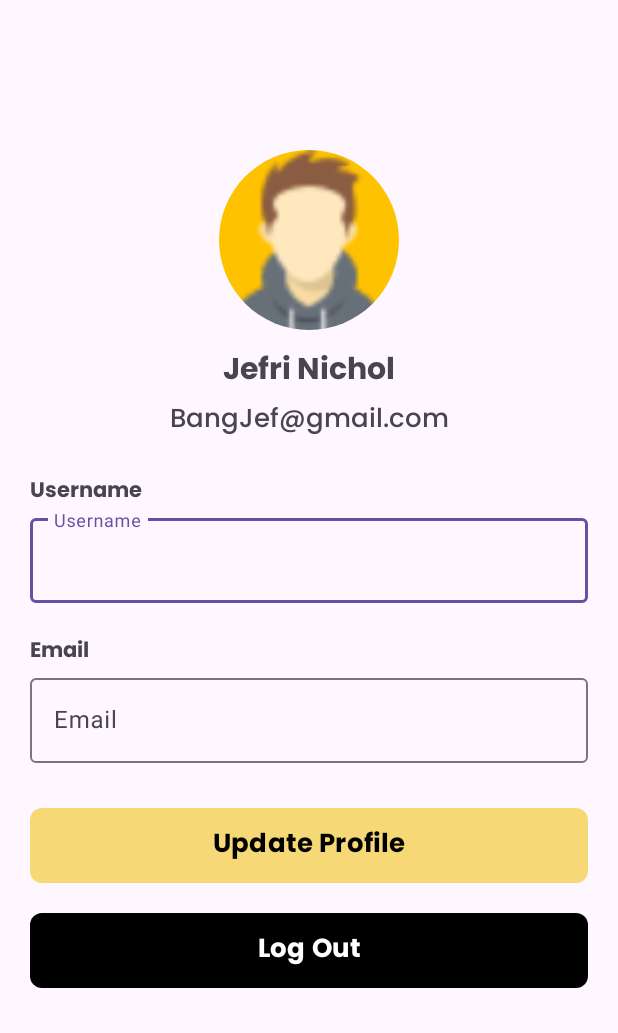
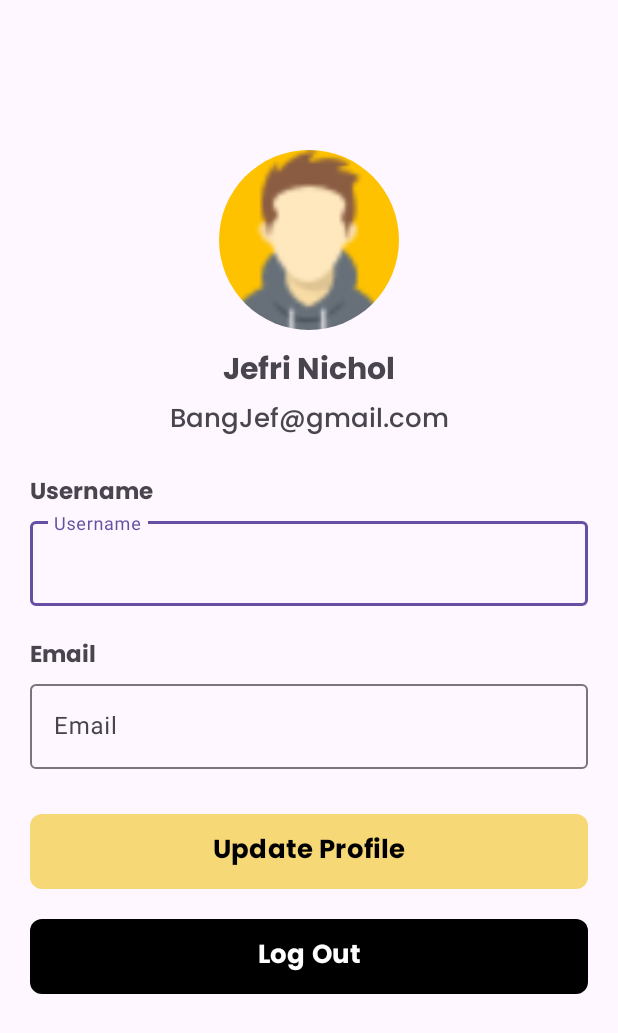
Before and after one commit to TatangMengkudu/BANGKIT-SOStainable, an Android app: the layout fragment_profile.xml on its own in the app's theme, with its tools: preview values and no code run, on a phone screen of 412 x 824 dp. Shown: the top 1033 px of the screen. Run offline under Robolectric (Android 15) with nearby library versions, the phone set to English and light mode, and no system bars.

Commit message:
[PROFILE] Fix font size

```diff
--- a/app/src/main/res/layout/fragment_profile.xml
+++ b/app/src/main/res/layout/fragment_profile.xml
@@ -75,6 +75,7 @@
             android:layout_width="wrap_content"
             android:layout_height="wrap_content"
             android:text="Username"
+            android:textSize="15sp"
             android:fontFamily="@font/poppins_bold"
             android:layout_marginTop="20dp"
             app:layout_constraintTop_toBottomOf="@id/email_user"
@@ -101,6 +102,7 @@
             android:layout_width="wrap_content"
             android:layout_height="wrap_content"
             android:text="Email"
+            android:textSize="15sp"
             android:fontFamily="@font/poppins_bold"
             android:layout_marginTop="20dp"
             app:layout_constraintTop_toBottomOf="@id/formUsername"
```
